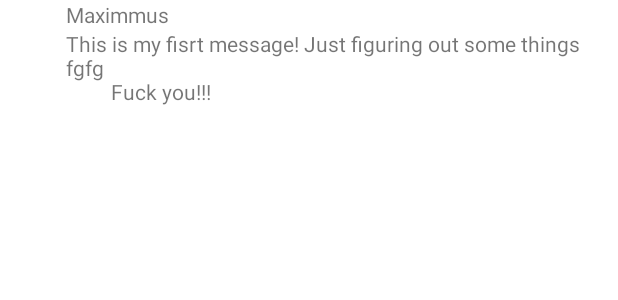
After one commit to theMaximmus/ProjectS, an Android app: the layout item_feed.xml on its own in the app's theme, with its tools: preview values and no code run, on a phone screen of 412 x 824 dp. The commit adds this screen. Shown: the top 300 px of the screen. Run offline under Robolectric (Android 15) with nearby library versions, the phone set to English and light mode, and no system bars.

Commit message:
Commit #2 (RV is not working)

```diff
--- a/app/src/main/res/layout/fragment_home.xml
+++ b/app/src/main/res/layout/fragment_home.xml
@@ -19,4 +19,9 @@
         app:layout_constraintEnd_toEndOf="parent"
         app:layout_constraintStart_toStartOf="parent"
         app:layout_constraintTop_toTopOf="parent" />
+
+    <androidx.recyclerview.widget.RecyclerView
+        android:layout_width="match_parent"
+        android:layout_height="match_parent"
+        android:id="@+id/feed_recycler"/>
 </androidx.constraintlayout.widget.ConstraintLayout>
--- /dev/null
+++ b/app/src/main/res/layout/item_feed.xml
@@ -0,0 +1,32 @@
+<?xml version="1.0" encoding="utf-8"?>
+<androidx.constraintlayout.widget.ConstraintLayout xmlns:android="http://schemas.android.com/apk/res/android"
+    android:layout_width="match_parent"
+    android:layout_height="wrap_content"
+    xmlns:app="http://schemas.android.com/apk/res-auto"
+    xmlns:tools="http://schemas.android.com/tools">
+
+    <ImageView
+        android:layout_width="44dp"
+        android:layout_height="44dp"
+        android:id="@+id/feed_user_image"
+        app:layout_constraintStart_toStartOf="parent"
+        app:layout_constraintTop_toTopOf="parent" />
+    <TextView
+        android:layout_width="0dp"
+        android:layout_height="wrap_content"
+        android:id="@+id/feed_user_name"
+        app:layout_constraintStart_toEndOf="@id/feed_user_image"
+        app:layout_constraintTop_toTopOf="parent"
+        app:layout_constraintEnd_toEndOf="parent"
+        tools:text="Maximmus"/>
+    <TextView
+        android:layout_width="0dp"
+        android:layout_height="wrap_content"
+        android:id="@+id/feed_post_text"
+        app:layout_constraintStart_toEndOf="@id/feed_user_image"
+        app:layout_constraintTop_toBottomOf="@id/feed_user_name"
+        app:layout_constraintEnd_toEndOf="parent"
+        tools:text="This is my fisrt message! Just figuring out some things fgfg\n
+        Fuck you!!!"/>
+
+</androidx.constraintlayout.widget.ConstraintLayout>
```
Also changed, not shown: app/src/main/java/com/example/projects/MainActivity.java (+32 -0 lines), app/src/main/java/com/example/projects/adapter/FeedRecyclerViewAdapter.java (added, +43 -0 lines), app/src/main/java/com/example/projects/adapter/FeedRecyclerViewHolder.java (added, +22 -0 lines), app/src/main/java/com/example/projects/entity/FeedItem.java (added, +37 -0 lines), app/src/main/java/com/example/projects/ui/home/HomeFragment.java (+15 -0 lines).
